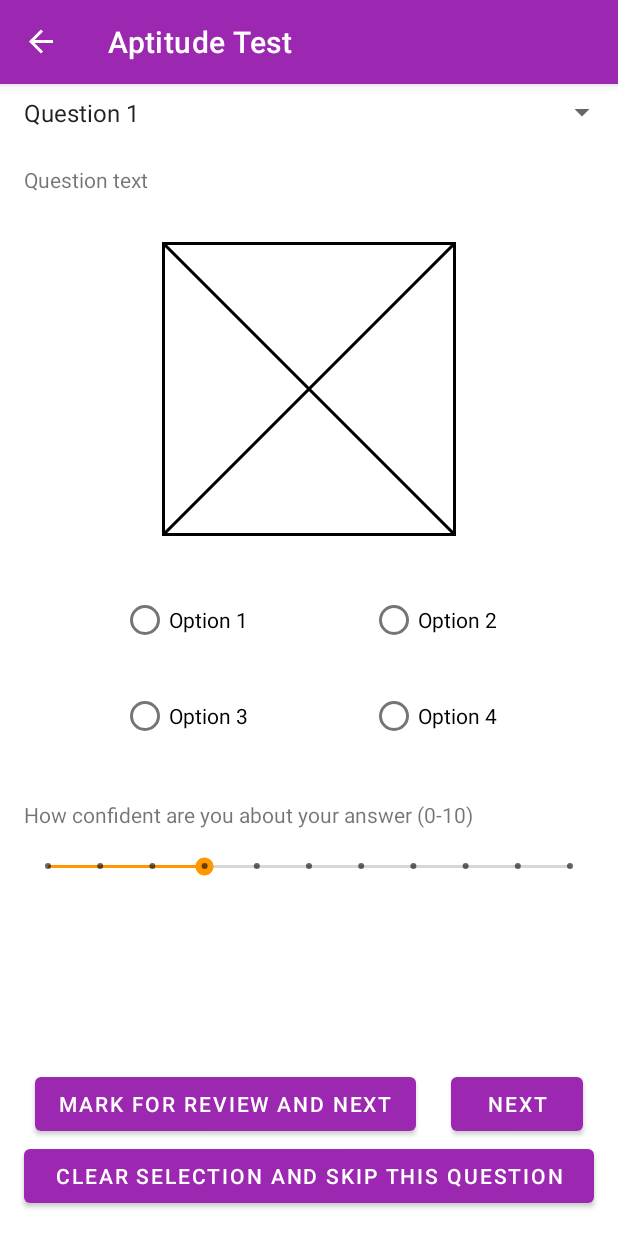
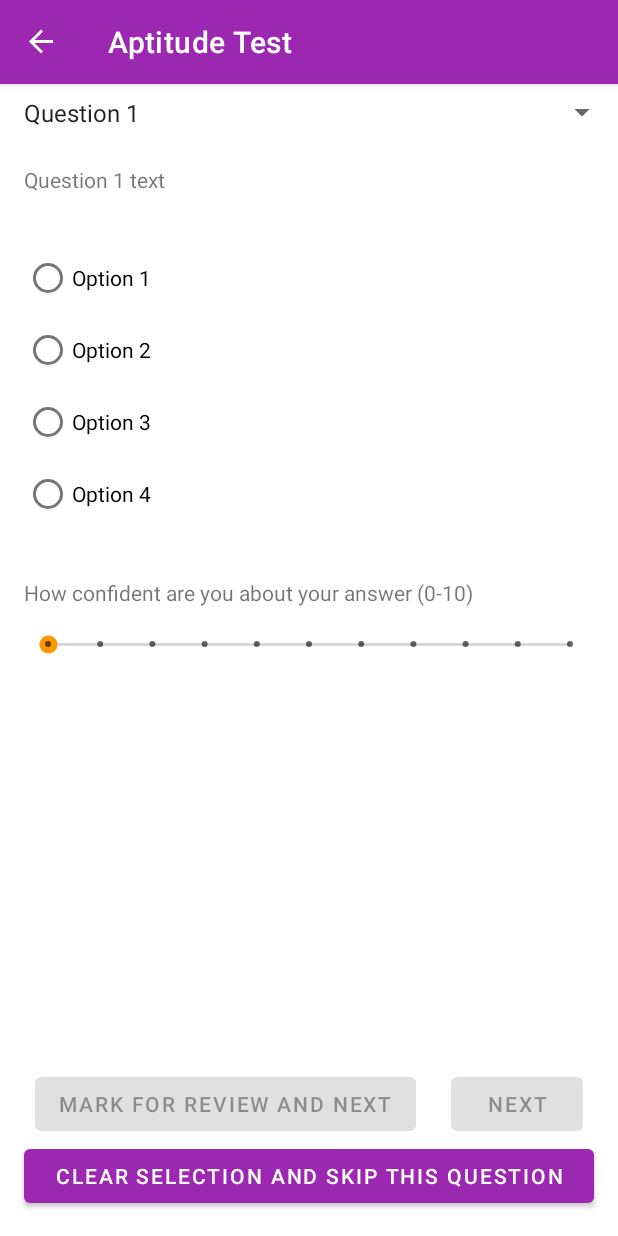
Before and after one commit to mubashir-chandle/csr, an Android app: the AptitudeTestFragment screen opened through its navigation route, on a phone screen of 412 x 824 dp. Run offline under Robolectric (Android 15) with nearby library versions, the phone set to English and light mode, and no system bars; our stand-ins replace Room's generated code, navigation-ui.

Commit message:
Added basic question changing ability in aptitude test and also changed the name of `question` column name in aptitude_test table to `text`.

```diff
--- a/app/src/main/java/com/csrapp/csr/data/AptitudeQuestionEntity.kt
+++ b/app/src/main/java/com/csrapp/csr/data/AptitudeQuestionEntity.kt
@@ -12,8 +12,8 @@ data class AptitudeQuestionEntity(
     @ColumnInfo(name = "category")
     val category: String,
 
-    @ColumnInfo(name = "question")
-    val question: String,
+    @ColumnInfo(name = "text")
+    val text: String,
 
     @ColumnInfo(name = "option_1")
     val option1: String,
--- a/app/src/main/java/com/csrapp/csr/ui/taketest/aptitudetest/AptitudeTestFragment.kt
+++ b/app/src/main/java/com/csrapp/csr/ui/taketest/aptitudetest/AptitudeTestFragment.kt
@@ -4,6 +4,8 @@ import android.os.Bundle
 import android.view.LayoutInflater
 import android.view.View
 import android.view.ViewGroup
+import android.widget.CompoundButton
+import android.widget.Toast
 import androidx.fragment.app.Fragment
 import androidx.lifecycle.ViewModelProvider
 import androidx.navigation.NavController
@@ -11,9 +13,19 @@ import androidx.navigation.Navigation
 import com.csrapp.csr.R
 import com.csrapp.csr.data.AptitudeQuestionEntity
 import com.csrapp.csr.utils.InjectorUtils
+import kotlinx.android.synthetic.main.fragment_aptitude_test.*
 
-class AptitudeTestFragment : Fragment() {
+class AptitudeTestFragment : Fragment(), View.OnClickListener,
+    CompoundButton.OnCheckedChangeListener {
     private lateinit var navController: NavController
+    private lateinit var viewModel: AptitudeTestViewModel
+    private lateinit var questions: List<AptitudeQuestionEntity>
+    private lateinit var questionResponses: MutableList<QuestionResponse>
+    private var currentQuestionIndex = 0
+
+    enum class QuestionResponse {
+        ANSWERED, SKIPPED, MARKED
+    }
 
     override fun onCreateView(
         inflater: LayoutInflater, container: ViewGroup?,
@@ -27,13 +39,38 @@ class AptitudeTestFragment : Fragment() {
         super.onViewCreated(view, savedInstanceState)
         navController = Navigation.findNavController(view)
 
+        btnNext.isEnabled = false
+        btnMark.isEnabled = false
+
         initUI()
+        assignActionListeners()
+        initAptitudeTest()
+    }
+
+    private fun assignActionListeners() {
+        btnNext.setOnClickListener(this)
+        btnMark.setOnClickListener(this)
+        btnSkip.setOnClickListener(this)
+
+        option1.setOnCheckedChangeListener(this)
+        option2.setOnCheckedChangeListener(this)
+        option3.setOnCheckedChangeListener(this)
+        option4.setOnCheckedChangeListener(this)
+    }
+
+    private fun initAptitudeTest() {
+        questions = getRandomQuestions()
+        questionResponses = mutableListOf()
+
+        updateQuestion()
     }
 
     private fun initUI() {
         val factory = InjectorUtils.provideAptitudeTestViewModelFactory(activity!!)
-        val viewModel = ViewModelProvider(this, factory).get(AptitudeTestViewModel::class.java)
+        viewModel = ViewModelProvider(this, factory).get(AptitudeTestViewModel::class.java)
+    }
 
+    private fun getRandomQuestions(): List<AptitudeQuestionEntity> {
         val categories = viewModel.getAptitudeCategories()
 
         val questions = mutableListOf<AptitudeQuestionEntity>()
@@ -42,5 +79,76 @@ class AptitudeTestFragment : Fragment() {
             val selectedQuestions = categoryQuestions.shuffled().take(5)
             questions.addAll(selectedQuestions)
         }
+
+        return questions
+    }
+
+    private fun updateQuestion() {
+        val question = questions[currentQuestionIndex]
+        questionText.text = question.text
+        option1.text = question.option1
+        option2.text = question.option2
+        option3.text = question.option3
+        option4.text = question.option4
+        confidence.progress = 0
+
+        if (question.referenceImage.isNullOrBlank()) {
+            referenceImage.visibility = View.GONE
+        } else {
+            referenceImage.visibility = View.VISIBLE
+            val identifier = context!!.resources.getIdentifier(
+                question.referenceImage,
+                "mipmap",
+                context!!.packageName
+            )
+
+            referenceImage.setImageResource(identifier)
+        }
+
+        layout.scrollTo(0, 0)
+        optionGroup.clearCheck()
+    }
+
+    override fun onClick(v: View?) {
+        when (v!!.id) {
+            R.id.btnNext -> {
+                questionResponses.add(QuestionResponse.ANSWERED)
+
+                if (currentQuestionIndex + 2 == questions.size) {
+                    Toast.makeText(context!!, "Test Completed", Toast.LENGTH_SHORT).show()
+                    btnNext.isEnabled = false
+                    btnMark.isEnabled = false
+                    btnSkip.isEnabled = false
+                }
+            }
+
+            R.id.btnMark -> {
+                questionResponses.add(QuestionResponse.MARKED)
+            }
+
+            R.id.btnSkip -> {
+                questionResponses.add(QuestionResponse.SKIPPED)
+            }
+        }
+
+        if (v.id in listOf(
+                R.id.btnNext,
+                R.id.btnMark,
+                R.id.btnSkip
+            )
+            && currentQuestionIndex != (questions.size - 1)
+        ) {
+            currentQuestionIndex += 1
+            updateQuestion()
+            btnNext.isEnabled = false
+            btnMark.isEnabled = false
+        }
+    }
+
+    override fun onCheckedChanged(buttonView: CompoundButton?, isChecked: Boolean) {
+        if (buttonView!!.id in listOf(R.id.option1, R.id.option2, R.id.option3, R.id.option4)) {
+            btnNext.isEnabled = true
+            btnMark.isEnabled = true
+        }
     }
 }
--- a/app/src/main/res/layout/fragment_aptitude_test.xml
+++ b/app/src/main/res/layout/fragment_aptitude_test.xml
@@ -9,6 +9,7 @@
     tools:context=".ui.taketest.aptitudetest.AptitudeTestFragment">
 
     <androidx.constraintlayout.widget.ConstraintLayout
+        android:id="@+id/layout"
         android:layout_width="match_parent"
         android:layout_height="wrap_content">
 
@@ -23,7 +24,7 @@
             app:layout_constraintTop_toTopOf="parent" />
 
         <TextView
-            android:id="@+id/textView"
+            android:id="@+id/questionText"
             android:layout_width="0dp"
             android:layout_height="wrap_content"
             android:layout_marginStart="16dp"
@@ -35,18 +36,19 @@
             app:layout_constraintTop_toBottomOf="@+id/spinnerQuestions" />
 
         <ImageView
-            android:id="@+id/imageView"
+            android:id="@+id/referenceImage"
             android:layout_width="196dp"
             android:layout_height="196dp"
             android:layout_marginTop="32dp"
             android:scaleType="fitXY"
             android:src="@mipmap/no_image"
+            android:visibility="visible"
             app:layout_constraintEnd_toEndOf="parent"
             app:layout_constraintStart_toStartOf="parent"
-            app:layout_constraintTop_toBottomOf="@+id/textView" />
+            app:layout_constraintTop_toBottomOf="@+id/questionText" />
 
         <RadioGroup
-            android:id="@+id/radioGroup"
+            android:id="@+id/optionGroup"
             android:layout_width="0dp"
             android:layout_height="wrap_content"
             android:layout_marginStart="16dp"
@@ -54,83 +56,69 @@
             android:layout_marginEnd="16dp"
             app:layout_constraintEnd_toEndOf="parent"
             app:layout_constraintStart_toStartOf="parent"
-            app:layout_constraintTop_toBottomOf="@+id/imageView">
+            app:layout_constraintTop_toBottomOf="@+id/referenceImage">
+
+            <RadioButton
+                android:id="@+id/option1"
+                android:layout_width="wrap_content"
+                android:layout_height="wrap_content"
+                android:text="Option 1" />
+
+            <RadioButton
+                android:id="@+id/option2"
+                android:layout_width="wrap_content"
+                android:layout_height="wrap_content"
+                android:text="Option 2" />
+
+            <RadioButton
+                android:id="@+id/option3"
+                android:layout_width="wrap_content"
+                android:layout_height="wrap_content"
+                android:text="Option 3" />
+
+            <RadioButton
+                android:id="@+id/option4"
+                android:layout_width="wrap_content"
+                android:layout_height="wrap_content"
+                android:text="Option 4" />
 
             <androidx.constraintlayout.widget.ConstraintLayout
                 android:layout_width="match_parent"
                 android:layout_height="match_parent">
-
-                <RadioButton
-                    android:id="@+id/radioButton"
-                    android:layout_width="wrap_content"
-                    android:layout_height="wrap_content"
-                    android:text="Option 1"
-                    app:layout_constraintEnd_toStartOf="@+id/radioButton2"
-                    app:layout_constraintHorizontal_bias="0.5"
-                    app:layout_constraintStart_toStartOf="parent"
-                    app:layout_constraintTop_toTopOf="parent" />
-
-                <RadioButton
-                    android:id="@+id/radioButton2"
-                    android:layout_width="wrap_content"
-                    android:layout_height="wrap_content"
-                    android:layout_marginStart="16dp"
-                    android:text="Option 2"
-                    app:layout_constraintBottom_toBottomOf="@+id/radioButton"
-                    app:layout_constraintEnd_toEndOf="parent"
-                    app:layout_constraintHorizontal_bias="0.5"
-                    app:layout_constraintStart_toEndOf="@+id/radioButton" />
-
-                <RadioButton
-                    android:id="@+id/radioButton3"
-                    android:layout_width="wrap_content"
-                    android:layout_height="wrap_content"
-                    android:layout_marginTop="16dp"
-                    android:text="Option 3"
-                    app:layout_constraintStart_toStartOf="@+id/radioButton"
-                    app:layout_constraintTop_toBottomOf="@id/radioButton" />
-
-                <RadioButton
-                    android:id="@+id/radioButton4"
-                    android:layout_width="wrap_content"
-                    android:layout_height="wrap_content"
-                    android:text="Option 4"
-                    app:layout_constraintBottom_toBottomOf="@+id/radioButton3"
-                    app:layout_constraintStart_toStartOf="@+id/radioButton2" />
 
             </androidx.constraintlayout.widget.ConstraintLayout>
 
         </RadioGroup>
 
         <Button
-            android:id="@+id/button"
+            android:id="@+id/btnMark"
             android:layout_width="wrap_content"
             android:layout_height="wrap_content"
             android:layout_marginStart="16dp"
             android:layout_marginEnd="8dp"
             android:text="Mark for Review and Next"
-            app:layout_constraintBaseline_toBaselineOf="@+id/button2"
-            app:layout_constraintEnd_toStartOf="@+id/button2"
+            app:layout_constraintBaseline_toBaselineOf="@+id/btnNext"
+            app:layout_constraintEnd_toStartOf="@+id/btnNext"
             app:layout_constraintHorizontal_bias="0.5"
             app:layout_constraintStart_toStartOf="parent" />
 
         <Button
-            android:id="@+id/button2"
+            android:id="@+id/btnNext"
             android:layout_width="wrap_content"
             android:layout_height="wrap_content"
             android:layout_marginStart="8dp"
             android:layout_marginTop="64dp"
             android:layout_marginEnd="16dp"
             android:text="Next"
-            app:layout_constraintBottom_toTopOf="@+id/button3"
+            app:layout_constraintBottom_toTopOf="@+id/btnSkip"
             app:layout_constraintEnd_toEndOf="parent"
             app:layout_constraintHorizontal_bias="0.5"
-            app:layout_constraintStart_toEndOf="@+id/button"
-            app:layout_constraintTop_toBottomOf="@+id/seekBar"
+            app:layout_constraintStart_toEndOf="@+id/btnMark"
+            app:layout_constraintTop_toBottomOf="@+id/confidence"
             app:layout_constraintVertical_bias="1.0" />
 
         <SeekBar
-            android:id="@+id/seekBar"
+            android:id="@+id/confidence"
             style="@style/Widget.AppCompat.SeekBar.Discrete"
             android:layout_width="0dp"
             android:layout_height="wrap_content"
@@ -151,10 +139,10 @@
             android:layout_marginTop="32dp"
             android:text="How confident are you about your answer (0-10)"
             app:layout_constraintStart_toStartOf="parent"
-            app:layout_constraintTop_toBottomOf="@+id/radioGroup" />
+            app:layout_constraintTop_toBottomOf="@+id/optionGroup" />
 
         <Button
-            android:id="@+id/button3"
+            android:id="@+id/btnSkip"
             android:layout_width="0dp"
             android:layout_height="wrap_content"
             android:layout_marginStart="16dp"
```
Also changed, not shown: app/src/main/assets/database/csr_data.db, 3 other files.
